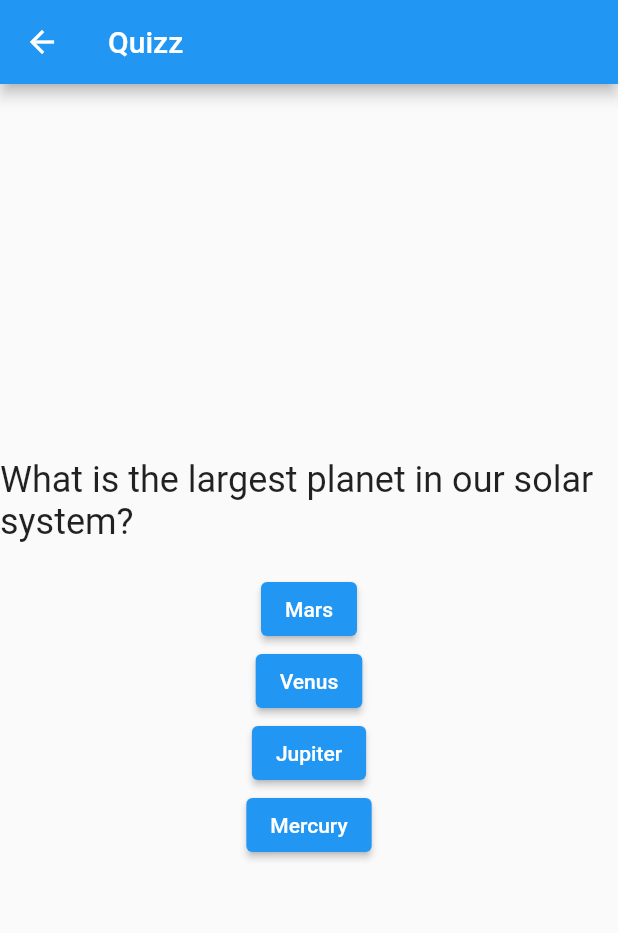
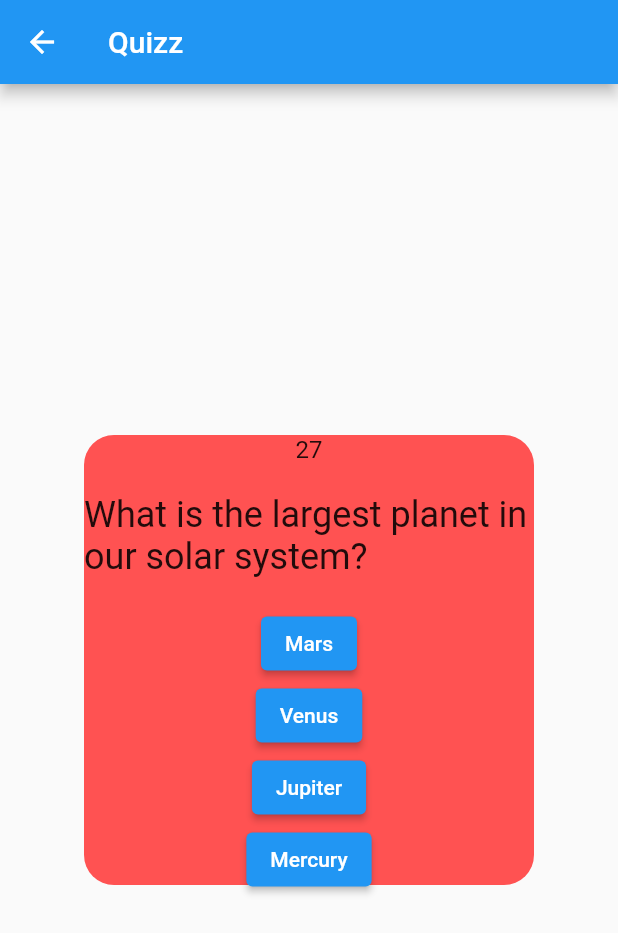
Before and after one commit to Le-Big-Ho/FORQUA, a Flutter app: the QuizzScreen screen opened directly, after a tap on "London", on a phone screen of 412 x 824 dp. Shown: the top 933 px of the screen. Run offline on Flutter 3.47's test engine with Material 2 defaults, Android fonts, the phone set to English and light mode, and no system bars; our stand-ins replace google_fonts, responsive_framework.

Commit message:
Ajout du timer au niveau du quizz

```diff
--- a/lib/main.dart
+++ b/lib/main.dart
@@ -3,6 +3,8 @@ import 'package:forqua/Accueil/accueil.dart';
 import 'package:forqua/test_page/quizz.dart';
 import 'package:responsive_framework/breakpoint.dart';
 import 'package:responsive_framework/responsive_breakpoints.dart';
+
+import 'test_page/essaie.dart';
 
 void main() {
   runApp(const MyApp());
--- a/lib/test_page/quizz.dart
+++ b/lib/test_page/quizz.dart
@@ -1,4 +1,8 @@
+import 'dart:async';
+
 import 'package:flutter/material.dart';
+
+import '../Accueil/accueil.dart';
 
 class Question {
   final String questionText;
@@ -22,6 +26,26 @@ class QuizzScreen extends StatefulWidget {
 class _QuizzScreenState extends State<QuizzScreen> {
   int _correctAnswers = 0;
   int _questionIndex = 0;
+  late Timer _timer;
+  int _countdown = 30;
+
+  void _startCountdown() {
+    const oneSec = Duration(seconds: 1);
+    _timer = Timer.periodic(
+      oneSec,
+          (Timer timer) {
+        setState(() {
+          if (_countdown < 1) {
+            Navigator.push(context,
+              MaterialPageRoute(builder: (context) => Home()),);
+            timer.cancel();
+          } else {
+            _countdown = _countdown - 1;
+          }
+        });
+      },
+    );
+  }
 
   final List<Question> _questions = [
     Question(
@@ -75,15 +99,46 @@ class _QuizzScreenState extends State<QuizzScreen> {
   }
 
   @override
+  void initState() {
+    super.initState();
+    _startCountdown();
+  }
+
+  @override
+  void dispose() {
+    _timer.cancel();
+    super.dispose();
+  }
+
+  @override
   Widget build(BuildContext context) {
     return Scaffold(
       appBar: AppBar(
         title: Text('Quizz'),
       ),
-      body: Column(
+      body: Center(
+        child: Container(
+          height: 300,
+          width: 300,
+          decoration: BoxDecoration(
+              color: Colors.redAccent,
+              borderRadius: BorderRadius.circular(20)
+          ),
+          child: Column(
             mainAxisAlignment: MainAxisAlignment.center,
             crossAxisAlignment: CrossAxisAlignment.center,
             children: [
+              Container(
+                decoration: const BoxDecoration(
+                  color: Colors.redAccent,
+                  borderRadius: BorderRadius.all(Radius.circular(30)),
+                ),
+                child: Text(
+                  '$_countdown',
+                  style: const TextStyle(fontSize: 16),
+                ),
+              ),
+              SizedBox(height: 20,),
               Text(
                 _questionIndex < _questions.length
                     ? _questions[_questionIndex].questionText
@@ -105,6 +160,8 @@ class _QuizzScreenState extends State<QuizzScreen> {
                   .toList(),
             ],
           ),
+        ),
+      ),
     );
   }
 
--- a/lib/transaction/transaction.dart
+++ b/lib/transaction/transaction.dart
@@ -1,4 +1,6 @@
 import 'package:flutter/material.dart';
+
+import '../test_page/quizz.dart';
 
 class transaction extends StatefulWidget {
   const transaction({Key? key}) : super(key: key);
@@ -55,6 +57,10 @@ class _transactionState extends State<transaction> {
                       child: ElevatedButton(
                         onPressed: () {
                           //Emplacement de l'API de paiement
+                          Navigator.push(
+                            context,
+                            MaterialPageRoute(builder: (context) => QuizzScreen()),
+                          );
                         },
                         child: Text('Valider'),
                         style: ElevatedButton.styleFrom(
```
Also changed, not shown: lib/test_page/essaie.dart (+42 -11 lines). Lines whose indentation alone changed are shown as unchanged.
